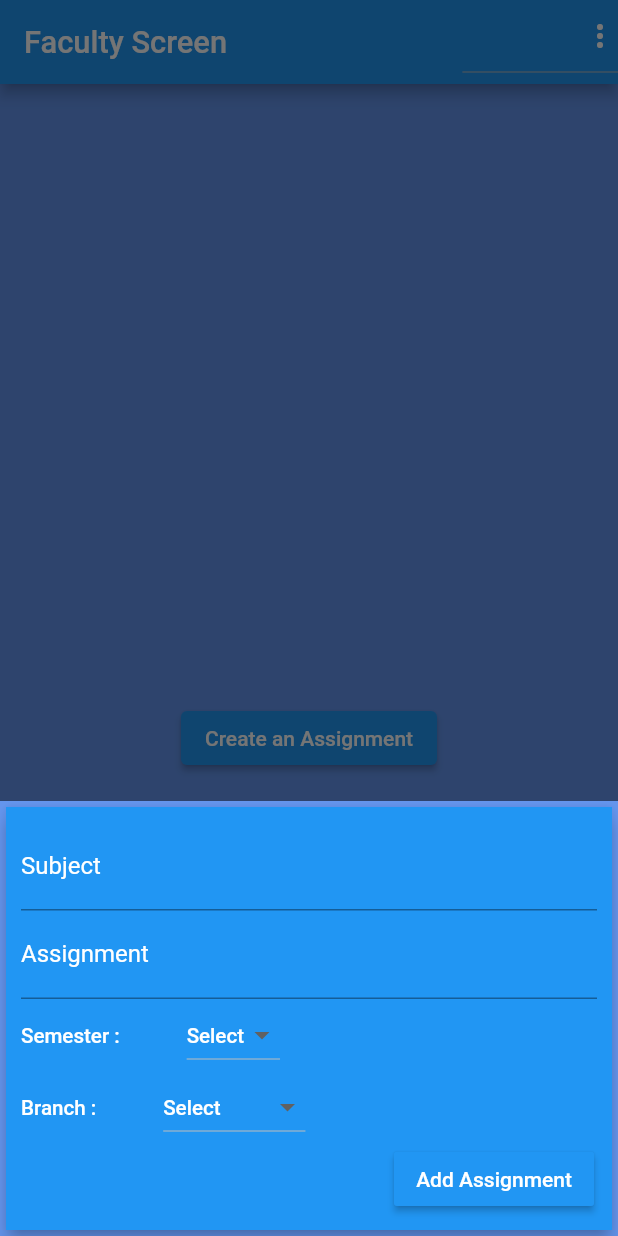
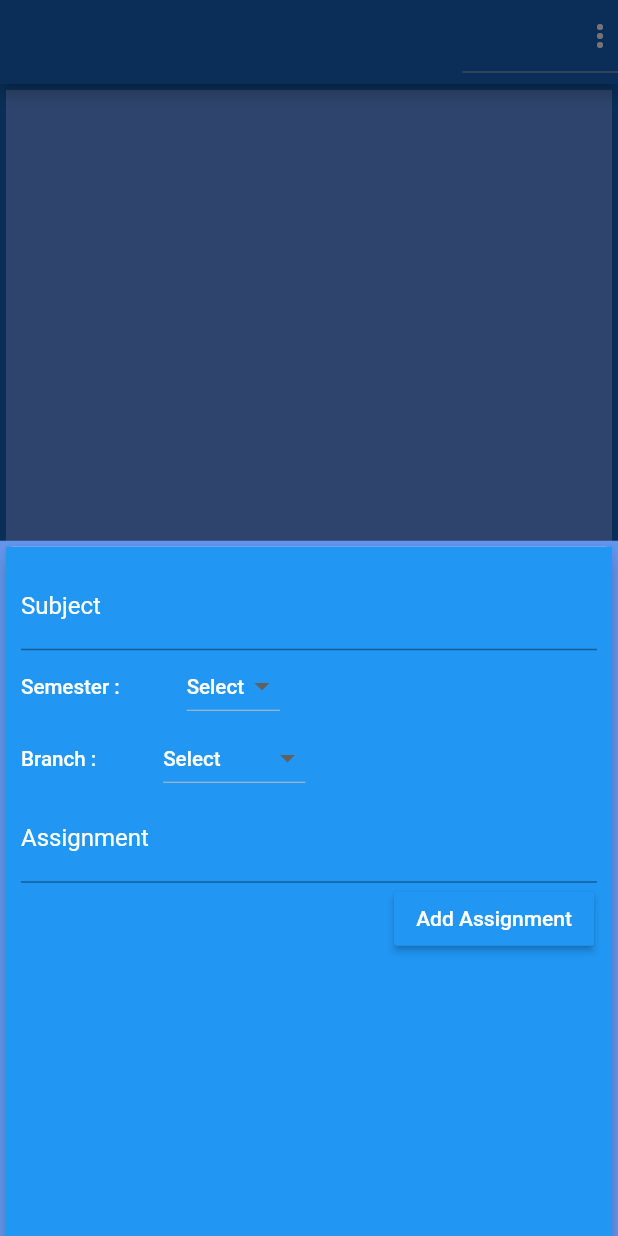
Before and after one commit to apoorvagrawal07/MicrosoftEngage2021, a Flutter app: the screen it shows once a user with an empty profile is signed in, after a tap on "Create an Assignment", on a phone screen of 412 x 824 dp. Run offline on Flutter 3.47's test engine with Material 2 defaults, Android fonts, the phone set to English and light mode, and no system bars; our stand-ins replace cloud_firestore, firebase_auth, firebase_core; accounts and stored records are empty.

Commit message:
App completed with all the functionalities

```diff
--- a/lib/Screens/FacultyScreen.dart
+++ b/lib/Screens/FacultyScreen.dart
@@ -1,9 +1,13 @@
+import 'package:WayUp/Widgets/FacultyAssignments.dart';
 import 'package:WayUp/Widgets/NewAssignment.dart';
 import 'package:cloud_firestore/cloud_firestore.dart';
 import 'package:flutter/material.dart';
 import 'package:firebase_auth/firebase_auth.dart';
 
 class FacultyScreen extends StatefulWidget {
+  FacultyScreen(this.name);
+  String name;
+
   @override
   _FacultyScreenState createState() => _FacultyScreenState();
 }
@@ -12,7 +16,7 @@ class _FacultyScreenState extends State<FacultyScreen> {
   void _addNew(
       String subject, String content, String branch, String semester) async {
     try {
-      FirebaseFirestore.instance
+      await FirebaseFirestore.instance
           .collection('Assignments')
           .doc(branch + semester)
           .collection(branch + semester)
@@ -21,15 +25,45 @@ class _FacultyScreenState extends State<FacultyScreen> {
     } catch (error) {
       print(error);
     }
+    try {
+      var uid = FirebaseAuth.instance.currentUser.uid;
+      await FirebaseFirestore.instance
+          .collection('Faculty')
+          .doc(uid)
+          .collection('Assignments')
+          .doc()
+          .set({'Subject': subject, 'BranchSem': branch + semester});
+    } catch (error) {
+      print(error);
+    }
+
+    try {
+      var data = await FirebaseFirestore.instance
+          .collection('Student')
+          .doc(branch + semester)
+          .collection('Rolls')
+          .get();
+
+      data.docs.forEach((element) {
+        var ref = FirebaseFirestore.instance
+            .collection('Student')
+            .doc(branch + semester)
+            .collection('Rolls')
+            .doc(element.id);
+        ref
+            .collection('Assignments')
+            .doc(subject)
+            .set({'Content': content, 'Title': subject});
+      });
+    } catch (error) {
+      print(error);
+    }
   }
 
   void _newAsg(BuildContext ctx) {
     showModalBottomSheet(
         context: ctx,
-        // backgroundColor: Theme.of(ctx).canvasColor,
-        builder: (ctx) => Container(
-            // color: Theme.of(context).canvasColor,
-            child: NewAssignment(_addNew)));
+        builder: (ctx) => Container(child: NewAssignment(_addNew)));
   }
 
   @override
@@ -38,7 +72,9 @@ class _FacultyScreenState extends State<FacultyScreen> {
     var width = MediaQuery.of(context).size.width;
     return Scaffold(
       appBar: AppBar(
-        title: Text('Faculty Screen'),
+        title: Text(widget.name),
+        centerTitle: true,
+        backgroundColor: Colors.blue.shade800,
         actions: [
           DropdownButton(
             icon: Icon(
@@ -51,7 +87,10 @@ class _FacultyScreenState extends State<FacultyScreen> {
                   child: Row(children: [
                     Icon(Icons.exit_to_app),
                     SizedBox(width: 4),
-                    Text('LogOut')
+                    Text(
+                      'LogOut',
+                      style: TextStyle(color: Colors.white),
+                    )
                   ]),
                 ),
                 value: 'Logout',
@@ -65,15 +104,35 @@ class _FacultyScreenState extends State<FacultyScreen> {
       ),
       body: SingleChildScrollView(
         child: Container(
-          height: height / 1.2,
+          decoration: BoxDecoration(
+              border: Border.all(width: 4, color: Colors.blue.shade800)),
+          height: height,
           child: Column(
             children: [
               Container(
                 height: height / 2,
               ),
-              ElevatedButton(
+              RaisedButton(
+                  color: Colors.blue.shade800,
+                  onPressed: () {
+                    Navigator.of(context)
+                        .push(MaterialPageRoute(builder: (builder) {
+                      return FacultyAssignments();
+                    }));
+                  },
+                  child: Text(
+                    'RecentAssignments',
+                    style: Theme.of(context).textTheme.bodyText1,
+                  )),
+              RaisedButton(
+                  // style: ButtonStyle(backgroundColor: Colors.blue),
+                  // style: ButtonStyle(backgroundColor: Co),
+                  color: Colors.blue.shade800,
                   onPressed: () => _newAsg(context),
-                  child: Text('Create an Assignment')),
+                  child: Text(
+                    'Create an Assignment',
+                    style: Theme.of(context).textTheme.bodyText1,
+                  )),
             ],
           ),
         ),
--- a/lib/Screens/MainScreen.dart
+++ b/lib/Screens/MainScreen.dart
@@ -11,7 +11,14 @@ class MainScreen extends StatelessWidget {
     var width = MediaQuery.of(context).size.width;
 
     return Scaffold(
+      appBar: AppBar(
+        title: Text('Student App'),
+        centerTitle: true,
+        backgroundColor: Colors.blue.shade800,
+      ),
       body: Container(
+        decoration: BoxDecoration(
+            border: Border.all(width: 4, color: Colors.blue.shade800)),
         alignment: Alignment.bottomCenter,
         height: height,
         child: Container(
@@ -24,7 +31,7 @@ class MainScreen extends StatelessWidget {
                     return LoginScreen();
                   }));
                 },
-                color: Color.fromRGBO(70, 130, 180, 1),
+                color: Colors.blue.shade800,
                 child:
                     Text("Login", style: Theme.of(context).textTheme.bodyText1),
               ),
@@ -34,7 +41,7 @@ class MainScreen extends StatelessWidget {
                     return SignUpScreen();
                   }));
                 },
-                color: Color.fromRGBO(70, 130, 180, 1),
+                color: Colors.blue.shade800,
                 child: Text(
                   "SignUp",
                   style: Theme.of(context).textTheme.bodyText1,
--- a/lib/Screens/SplashScreen.dart
+++ b/lib/Screens/SplashScreen.dart
@@ -6,7 +6,7 @@ import 'package:cloud_firestore/cloud_firestore.dart';
 
 bool fac = true;
 // var ds,student;
-var branch, sem, roll;
+var branch, sem, roll, facname = '';
 
 class SplashScreen extends StatefulWidget {
   @override
@@ -26,23 +26,29 @@ class _SplashScreenState extends State<SplashScreen> {
     var ds =
         await FirebaseFirestore.instance.collection('Faculty').doc(uid).get();
 
-    var stu =
-        await FirebaseFirestore.instance.collection('Student').doc(uid).get();
-
-    // stu.asStream().listen((event) {
-    //     branch = event.data()['Branch'];
-    //     sem = event.data()['Semester'];
-    //   });
+    var stu = await FirebaseFirestore.instance
+        .collection('StudentDetails')
+        .doc(uid)
+        .get();
 
     if (!ds.exists) {
-      var stu =
-          await FirebaseFirestore.instance.collection('Student').doc(uid).get();
+      var stu = await FirebaseFirestore.instance
+          .collection('StudentDetails')
+          .doc(uid)
+          .get();
       setState(() {
         branch = stu.data()['Branch'];
         sem = stu.data()['Semester'];
         roll = stu.data()['Roll'];
       });
+    } else {
+      var fac =
+          await FirebaseFirestore.instance.collection('Faculty').doc(uid).get();
+      setState(() {
+        facname = fac['Name'];
+      });
     }
+
     print(sem);
 
     this.setState(() {
@@ -52,7 +58,7 @@ class _SplashScreenState extends State<SplashScreen> {
 
   @override
   Widget build(BuildContext context) {
-    if (fac) return FacultyScreen();
+    if (fac) return FacultyScreen(facname);
 
     return StudentScreen(branch, sem, roll);
   }
--- a/lib/Widgets/NewAssignment.dart
+++ b/lib/Widgets/NewAssignment.dart
@@ -91,12 +91,14 @@ class _NewAssignmentState extends State<NewAssignment> {
         child: Card(
       elevation: 5,
       child: Container(
+        height: height,
         color: Colors.blue,
         padding: EdgeInsets.only(
             top: 10,
             left: 10,
             right: 10,
             bottom: MediaQuery.of(context).viewInsets.bottom + 10),
+        child: SingleChildScrollView(
           child: Column(
             crossAxisAlignment: CrossAxisAlignment.end,
             children: <Widget>[
@@ -107,16 +109,19 @@ class _NewAssignmentState extends State<NewAssignment> {
                 controller: _subC,
                 onSubmitted: (_) => _submitData(),
               ),
+              listTileWidget('Semester', semester, height, width, 'sem'),
+              listTileWidget('Branch', branch, height, width, 'bra'),
               TextField(
+                keyboardType: TextInputType.multiline,
+                minLines: 1, //Normal textInputField will be displayed
+                maxLines: 10, // when user presses enter it will adapt to it
                 decoration: InputDecoration(
                     labelText: 'Assignment',
                     labelStyle: TextStyle(color: Colors.white)),
                 controller: _conC,
-              keyboardType: TextInputType.number,
+                // keyboardType: TextInputType.number,
                 onSubmitted: (_) => _submitData(),
               ),
-            listTileWidget('Semester', semester, height, width, 'sem'),
-            listTileWidget('Branch', branch, height, width, 'bra'),
               Container(
                   decoration:
                       BoxDecoration(borderRadius: BorderRadius.circular(1)),
@@ -133,6 +138,7 @@ class _NewAssignmentState extends State<NewAssignment> {
             ],
           ),
         ),
+      ),
     ));
   }
 }
--- a/lib/Widgets/SignUpFaculty.dart
+++ b/lib/Widgets/SignUpFaculty.dart
@@ -100,7 +100,7 @@ class _SignUpFacultyState extends State<SignUpFaculty> {
               Container(
                 decoration: BoxDecoration(
                   borderRadius: BorderRadius.circular(12),
-                  color: Color.fromRGBO(70, 130, 180, 1),
+                  color: Colors.blue.shade800,
                 ),
                 child: IconButton(
                     color: Colors.white,
--- a/lib/Widgets/SignUpStudent.dart
+++ b/lib/Widgets/SignUpStudent.dart
@@ -158,7 +158,7 @@ class _SignUpStudentState extends State<SignUpStudent> {
               Container(
                 decoration: BoxDecoration(
                   borderRadius: BorderRadius.circular(12),
-                  color: Color.fromRGBO(70, 130, 180, 1),
+                  color: Colors.blue.shade800,
                 ),
                 child: IconButton(
                     color: Colors.white,
```
Also changed, not shown: lib/Screens/LoginScreen.dart (+9 -7 lines), lib/Screens/SignUpScreen.dart (+21 -10 lines), lib/Screens/StudentScreen.dart (+42 -4 lines), lib/Widgets/AssignmentList.dart (+63 -32 lines), lib/Widgets/FacultyAssignments.dart (added, +75 -0 lines), lib/Widgets/SubmittedList.dart (added, +63 -0 lines), lib/Widgets/SubmittedStudents.dart (added, +59 -0 lines). Lines whose indentation alone changed are shown as unchanged.
